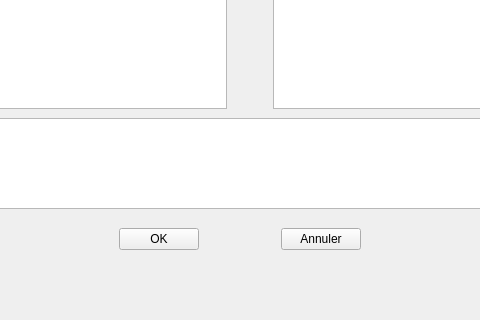
Above: clustershell_IHM/etatnoeud_IHM.ui from gdubroeucq/Clustershell_G-G before the change; both pictures show x 111 to 591 and y 282 to 602 of the 736 by 602 pixel window. Below: the same form after it.
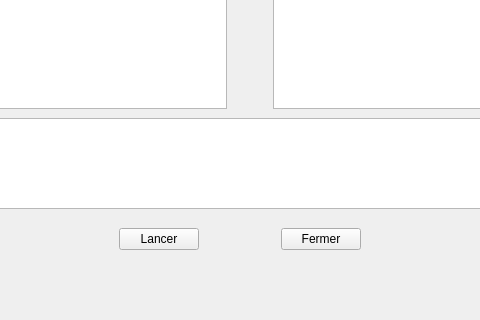
That is the form after the change.

```diff
--- a/clustershell_IHM/etatnoeud_IHM.ui
+++ b/clustershell_IHM/etatnoeud_IHM.ui
@@ -123,7 +123,7 @@
     <item>
      <widget class="QPushButton" name="pushButton">
       <property name="text">
-       <string>OK</string>
+       <string>Lancer</string>
       </property>
      </widget>
     </item>
@@ -143,7 +143,7 @@
     <item>
      <widget class="QPushButton" name="pushButton_2">
       <property name="text">
-       <string>Annuler</string>
+       <string>Fermer</string>
       </property>
      </widget>
     </item>
```
